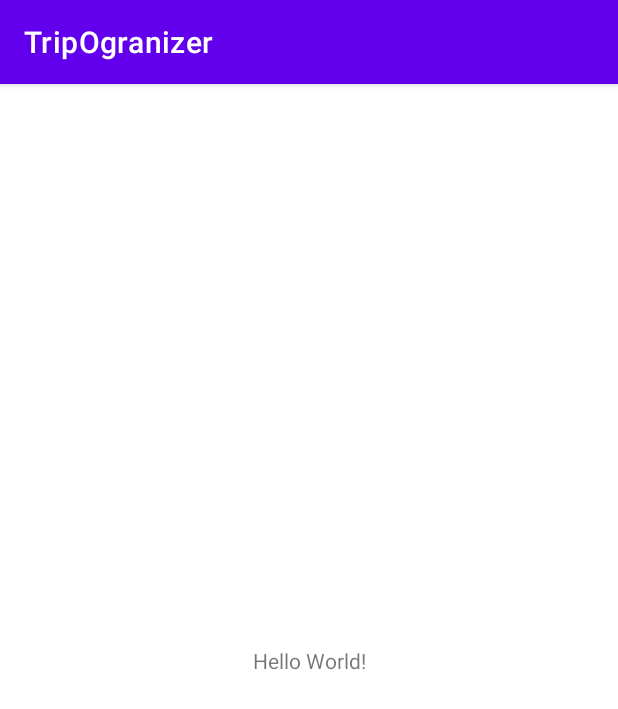
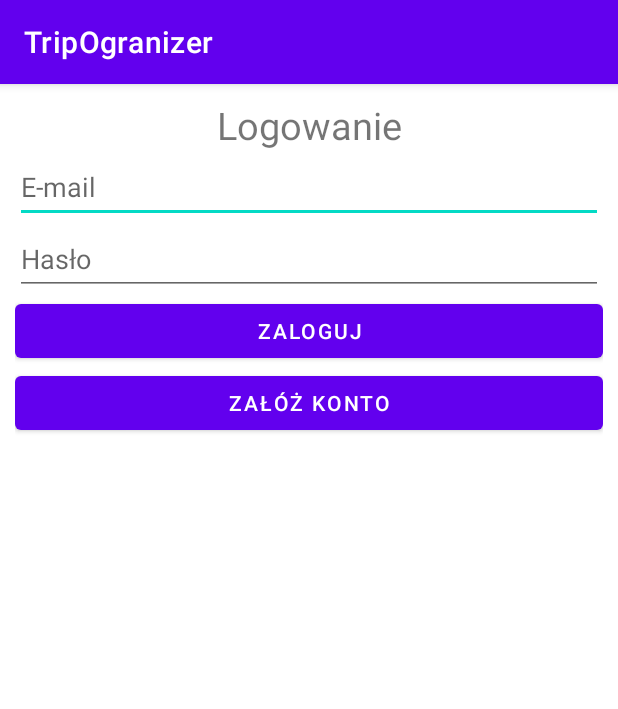
Before and after one commit to Cogitandi/TripOrganizer, an Android app: the screen it shows after launch (MainActivity before the commit, LoginActivity after it), on a phone screen of 412 x 824 dp. Shown: the top 709 px of the screen. Run offline under Robolectric (Android 15) with nearby library versions, the phone set to English and light mode, and no system bars; our stand-ins replace Firebase (no records; nobody signed in at launch, a user with empty details on screens opened directly).

Commit message:
add login and register

```diff
--- a/app/build.gradle
+++ b/app/build.gradle
@@ -1,3 +1,4 @@
+
 plugins {
     id 'com.android.application'
 }
@@ -32,7 +33,11 @@ dependencies {
     implementation 'androidx.appcompat:appcompat:1.3.1'
     implementation 'com.google.android.material:material:1.4.0'
     implementation 'androidx.constraintlayout:constraintlayout:2.1.1'
+    implementation 'com.google.firebase:firebase-auth:20.0.4'
+    implementation 'com.google.firebase:firebase-database:19.7.0'
     testImplementation 'junit:junit:4.+'
     androidTestImplementation 'androidx.test.ext:junit:1.1.3'
     androidTestImplementation 'androidx.test.espresso:espresso-core:3.4.0'
+    implementation platform('com.google.firebase:firebase-bom:28.4.2')
 }
+apply plugin: 'com.google.gms.google-services'  // Google Services plugin
--- a/app/src/main/AndroidManifest.xml
+++ b/app/src/main/AndroidManifest.xml
@@ -10,6 +10,12 @@
         android:supportsRtl="true"
         android:theme="@style/Theme.TripOgranizer">
         <activity
+            android:name=".LoginActivity"
+            android:exported="false" />
+        <activity
+            android:name=".RegisterActivity"
+            android:exported="false" />
+        <activity
             android:name=".MainActivity"
             android:exported="true">
             <intent-filter>
--- /dev/null
+++ b/app/src/main/java/com/example/tripogranizer/LoginActivity.java
@@ -0,0 +1,76 @@
+package com.example.tripogranizer;
+
+import androidx.annotation.NonNull;
+import androidx.appcompat.app.AppCompatActivity;
+
+import android.content.Intent;
+import android.os.Bundle;
+import android.text.TextUtils;
+import android.widget.Button;
+import android.widget.EditText;
+import android.widget.Toast;
+
+import com.google.android.gms.tasks.OnCompleteListener;
+import com.google.android.gms.tasks.OnFailureListener;
+import com.google.android.gms.tasks.Task;
+import com.google.firebase.auth.AuthResult;
+import com.google.firebase.auth.FirebaseAuth;
+
+public class LoginActivity extends AppCompatActivity {
+
+    private EditText emailET;
+    private EditText passwordET;
+    private Button submitBTN;
+    private Button createAccountBTN;
+
+    private FirebaseAuth mAuth;
+
+    @Override
+    protected void onCreate(Bundle savedInstanceState) {
+        super.onCreate(savedInstanceState);
+        setContentView(R.layout.activity_login);
+
+        emailET = findViewById(R.id.login_edit_email);
+        passwordET = findViewById(R.id.login_edit_password);
+        submitBTN = findViewById(R.id.login_btn_submit);
+        createAccountBTN = findViewById(R.id.login_btn_createAccount);
+
+        mAuth = FirebaseAuth.getInstance();
+
+        createAccountBTN.setOnClickListener(v-> {
+            startActivity(new Intent(LoginActivity.this , RegisterActivity.class));
+        });
+        submitBTN.setOnClickListener(v-> {
+            String txt_email = emailET.getText().toString();
+            String txt_password = passwordET.getText().toString();
+
+            if (TextUtils.isEmpty(txt_email) || TextUtils.isEmpty(txt_password)){
+                Toast.makeText(LoginActivity.this, "Wypełnij wszystkie pola!", Toast.LENGTH_SHORT).show();
+            } else {
+                loginUser(txt_email , txt_password);
+            }
+        });
+    }
+
+    private void loginUser(String email, String password) {
+
+        mAuth.signInWithEmailAndPassword(email , password).addOnCompleteListener(new OnCompleteListener<AuthResult>() {
+            @Override
+            public void onComplete(@NonNull Task<AuthResult> task) {
+                if (task.isSuccessful()){
+                    Toast.makeText(LoginActivity.this, "Dane prawidłowe", Toast.LENGTH_SHORT).show();
+                    Intent intent = new Intent(LoginActivity.this , MainActivity.class);
+                    intent.addFlags(Intent.FLAG_ACTIVITY_CLEAR_TASK | Intent.FLAG_ACTIVITY_CLEAR_TOP);
+                    startActivity(intent);
+                    finish();
+                }
+            }
+        }).addOnFailureListener(new OnFailureListener() {
+            @Override
+            public void onFailure(@NonNull Exception e) {
+                Toast.makeText(LoginActivity.this, e.getMessage(), Toast.LENGTH_SHORT).show();
+            }
+        });
+
+    }
+}
--- a/app/src/main/java/com/example/tripogranizer/MainActivity.java
+++ b/app/src/main/java/com/example/tripogranizer/MainActivity.java
@@ -2,7 +2,14 @@ package com.example.tripogranizer;
 
 import androidx.appcompat.app.AppCompatActivity;
 
+import android.content.Intent;
 import android.os.Bundle;
+import android.view.View;
+import android.widget.Button;
+import android.widget.Toast;
+
+import com.google.firebase.auth.FirebaseAuth;
+import com.google.firebase.database.DatabaseReference;
 
 public class MainActivity extends AppCompatActivity {
 
@@ -11,4 +18,17 @@ public class MainActivity extends AppCompatActivity {
         super.onCreate(savedInstanceState);
         setContentView(R.layout.activity_main);
     }
+
+    @Override
+    protected void onStart() {
+        super.onStart();
+        startActivity(new Intent(MainActivity.this , LoginActivity.class));
+
+        if (FirebaseAuth.getInstance().getCurrentUser() != null){
+            Toast.makeText(MainActivity.this,"ZALOGOWANY",Toast.LENGTH_LONG);
+
+        } else {
+            Toast.makeText(MainActivity.this,"NIE ZALOGOWANY",Toast.LENGTH_LONG);
+        }
+    }
 }
--- /dev/null
+++ b/app/src/main/res/layout/activity_login.xml
@@ -0,0 +1,48 @@
+<?xml version="1.0" encoding="utf-8"?>
+<LinearLayout xmlns:android="http://schemas.android.com/apk/res/android"
+    xmlns:app="http://schemas.android.com/apk/res-auto"
+    xmlns:tools="http://schemas.android.com/tools"
+    android:layout_width="match_parent"
+    android:layout_height="match_parent"
+    android:layout_margin="10dp"
+    android:orientation="vertical"
+    tools:context=".LoginActivity">
+
+    <TextView
+        android:id="@+id/login_text_header"
+        android:layout_width="match_parent"
+        android:layout_height="wrap_content"
+        android:gravity="center"
+        android:text="Logowanie"
+        android:textSize="25sp" />
+
+    <EditText
+        android:id="@+id/login_edit_email"
+        android:layout_width="match_parent"
+        android:layout_height="wrap_content"
+        android:ems="10"
+        android:hint="E-mail"
+        android:inputType="textPersonName"
+        android:minHeight="48dp" />
+
+    <EditText
+        android:id="@+id/login_edit_password"
+        android:layout_width="match_parent"
+        android:layout_height="wrap_content"
+        android:ems="10"
+        android:hint="Hasło"
+        android:inputType="textPassword"
+        android:minHeight="48dp" />
+
+    <Button
+        android:id="@+id/login_btn_submit"
+        android:layout_width="match_parent"
+        android:layout_height="wrap_content"
+        android:text="Zaloguj" />
+
+    <Button
+        android:id="@+id/login_btn_createAccount"
+        android:layout_width="match_parent"
+        android:layout_height="wrap_content"
+        android:text="Załóż konto" />
+</LinearLayout>
--- a/app/src/main/res/layout/activity_main.xml
+++ b/app/src/main/res/layout/activity_main.xml
@@ -1,18 +1,9 @@
 <?xml version="1.0" encoding="utf-8"?>
-<androidx.constraintlayout.widget.ConstraintLayout xmlns:android="http://schemas.android.com/apk/res/android"
+<LinearLayout xmlns:android="http://schemas.android.com/apk/res/android"
     xmlns:app="http://schemas.android.com/apk/res-auto"
     xmlns:tools="http://schemas.android.com/tools"
     android:layout_width="match_parent"
     android:layout_height="match_parent"
+    android:orientation="vertical"
     tools:context=".MainActivity">
-
-    <TextView
-        android:layout_width="wrap_content"
-        android:layout_height="wrap_content"
-        android:text="Hello World!"
-        app:layout_constraintBottom_toBottomOf="parent"
-        app:layout_constraintLeft_toLeftOf="parent"
-        app:layout_constraintRight_toRightOf="parent"
-        app:layout_constraintTop_toTopOf="parent" />
-
-</androidx.constraintlayout.widget.ConstraintLayout>
+</LinearLayout>
--- a/build.gradle
+++ b/build.gradle
@@ -6,7 +6,7 @@ buildscript {
     }
     dependencies {
         classpath "com.android.tools.build:gradle:7.0.3"
-
+        classpath 'com.google.gms:google-services:4.3.10'  // Google Services plugin
         // NOTE: Do not place your application dependencies here; they belong
         // in the individual module build.gradle files
     }
```
Also changed, not shown: app/src/main/java/com/example/tripogranizer/RegisterActivity.java (added, +107 -0 lines), app/src/main/res/layout/activity_register.xml (added, +51 -0 lines), 2 other files.
